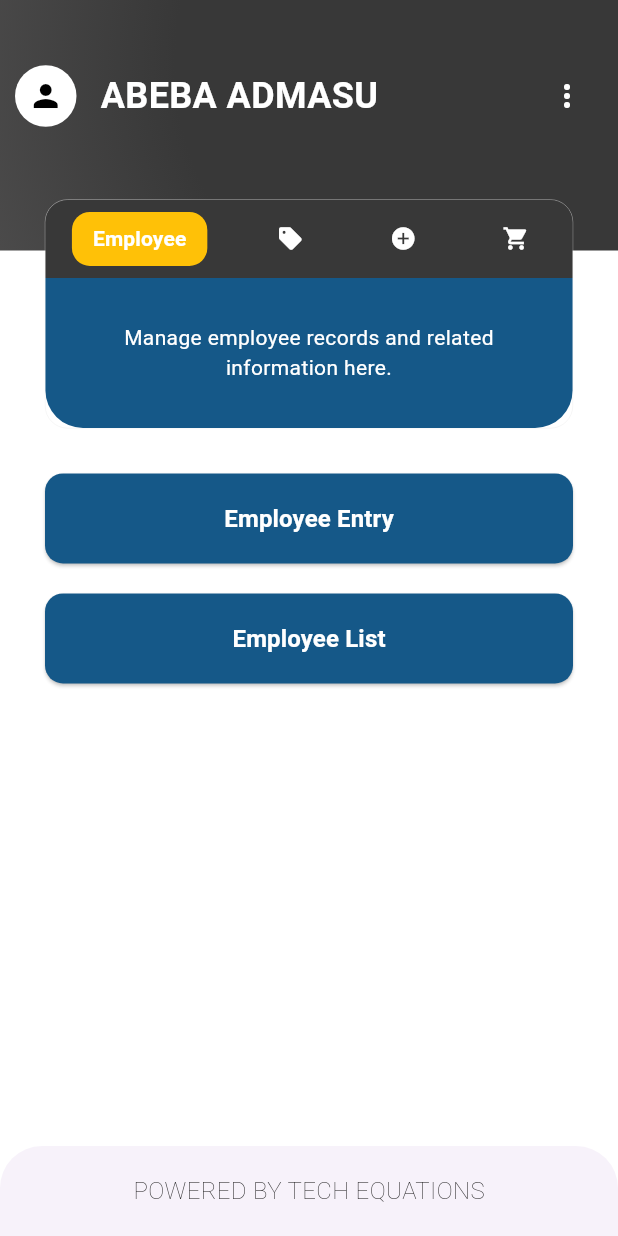
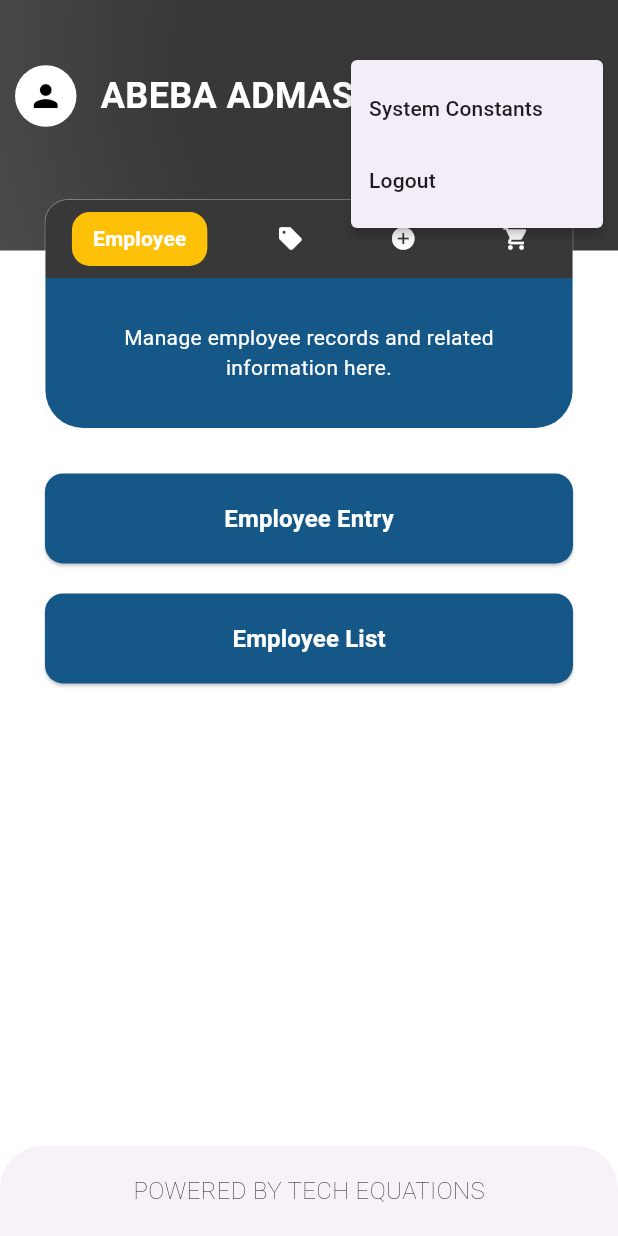
Before and after one commit to abdee67/savvy_lite, a Flutter app: the SalesDashboard screen opened by its route, after a tap on the "more vert" icon, on a phone screen of 412 x 824 dp. Run offline on Flutter 3.47's test engine with Material 3 defaults, Android fonts, the phone set to English and light mode, and no system bars; our stand-ins replace animated_text_kit, bloc, dartz, equatable, flutter_animate, flutter_bloc and 5 more; missing offline and left inert: number_to_words_english, qr_code_scanner_plus; accounts and stored records are empty; Roboto replaces fonts that are missing (Montserrat).

Commit message:
rnadom stuff like color and making 3dots working in dashboard and other..

```diff
--- a/lib/features/sales/invoice/screens/invoice_review_screen.dart
+++ b/lib/features/sales/invoice/screens/invoice_review_screen.dart
@@ -1,7 +1,6 @@
 import 'package:flutter/material.dart';
 import 'package:flutter_bloc/flutter_bloc.dart';
 import 'package:savvy_stock/features/sales/customer/blocs/customer_bloc.dart';
-import 'package:savvy_stock/features/sales/customer/blocs/customer_state.dart';
 import 'package:savvy_stock/features/sales/customer/models/customer_model.dart';
 import 'package:savvy_stock/features/sales/invoice/blocs/invoice_bloc.dart';
 import 'package:savvy_stock/features/sales/invoice/blocs/invoice_event.dart';
@@ -12,10 +11,8 @@ import 'package:savvy_stock/features/sales/invoice/widget/invoice_first_part.dar
 import 'package:savvy_stock/features/sales/invoice/widget/invoice_second_part.dart';
 import 'package:savvy_stock/features/sales/invoice/widget/invoice_third_part.dart';
 import 'package:savvy_stock/features/sales/payment/blocs/payment_bloc.dart';
-import 'package:savvy_stock/features/sales/payment/blocs/payment_state.dart';
 import 'package:savvy_stock/features/sales/payment/models/payment_model.dart';
 import 'package:savvy_stock/features/sales/sales_item_entry/blocs/sales_item_entry_bloc.dart';
-import 'package:savvy_stock/features/sales/sales_item_entry/blocs/sales_item_entry_state.dart';
 import 'package:savvy_stock/features/sales/sales_item_entry/models/confirmed_item.dart';
 
 class InvoiceReviewScreen extends StatelessWidget {
--- a/lib/features/sales/invoice/widget/invoice_action.dart
+++ b/lib/features/sales/invoice/widget/invoice_action.dart
@@ -5,9 +5,6 @@ import 'package:savvy_stock/features/sales/customer/blocs/customer_bloc.dart';
 import 'package:savvy_stock/features/sales/invoice/blocs/invoice_bloc.dart';
 import 'package:savvy_stock/features/sales/invoice/blocs/invoice_state.dart';
 import 'package:savvy_stock/features/sales/payment/blocs/payment_bloc.dart';
-import 'package:savvy_stock/features/sales/payment/blocs/payment_event.dart';
-import 'package:savvy_stock/features/sales/payment/blocs/payment_state.dart';
-import 'package:savvy_stock/features/sales/payment/models/payment_model.dart';
 import 'package:savvy_stock/features/sales/sales_item_entry/blocs/sales_item_entry_bloc.dart';
 
 class InvoiceAction extends StatefulWidget {
--- a/lib/features/sales/invoice/widget/invoice_third_part.dart
+++ b/lib/features/sales/invoice/widget/invoice_third_part.dart
@@ -168,7 +168,7 @@ class InvoiceThirdPart extends StatelessWidget {
     final wholeWords = _convertNumberToWordsHelper(wholePart);
     final decimalWords = _convertNumberToWordsHelper(decimalPart);
 
-    return '${wholeWords.isEmpty ? 'Zero' : wholeWords} Birr${decimalPart > 0 ? ' and ${decimalWords} Cents' : ''}';
+    return '${wholeWords.isEmpty ? 'Zero' : wholeWords} Birr${decimalPart > 0 ? ' and $decimalWords Cents' : ''}';
   }
 
   String _convertNumberToWordsHelper(int number) {
--- a/lib/features/sales/payment/widget/payment_action.dart
+++ b/lib/features/sales/payment/widget/payment_action.dart
@@ -2,11 +2,8 @@ import 'package:flutter/material.dart';
 import 'package:flutter_bloc/flutter_bloc.dart';
 import 'package:go_router/go_router.dart';
 import 'package:savvy_stock/features/sales/customer/blocs/customer_bloc.dart';
-import 'package:savvy_stock/features/sales/invoice/screens/invoice_review_screen.dart';
 import 'package:savvy_stock/features/sales/payment/blocs/payment_bloc.dart';
-import 'package:savvy_stock/features/sales/payment/blocs/payment_event.dart';
 import 'package:savvy_stock/features/sales/payment/blocs/payment_state.dart';
-import 'package:savvy_stock/features/sales/payment/models/payment_model.dart';
 import 'package:savvy_stock/features/sales/sales_item_entry/blocs/sales_item_entry_bloc.dart';
 
 class PaymentAction extends StatefulWidget {
--- a/lib/features/sales/presentation/screens/sales_dashboard.dart
+++ b/lib/features/sales/presentation/screens/sales_dashboard.dart
@@ -116,12 +116,27 @@ class _SalesDashboardState extends State<SalesDashboard> {
               const Spacer(),
 
               // Three dot menu
-              IconButton(
-                icon: const Icon(Icons.more_vert),
-                onPressed: () {
-                  // Handle the button press, e.g., show a PopupMenuButton
+              // Handle the button press, e.g., show a PopupMenuButton
+              PopupMenuButton<String>(
+                tooltip: 'More',
+                iconColor: Colors.white,
+                onSelected: (value) {
+                  if (value == 'System Constants') {
+                    context.push('/system_constants');
+                  } else if (value == 'Logout') {
+                    context.push('/login');
+                  }
                 },
-                color: Colors.white,
+                itemBuilder: (BuildContext context) => [
+                  PopupMenuItem<String>(
+                    child: const Text('System Constants'),
+                    onTap: () => context.push('/system_constants'),
+                  ),
+                  PopupMenuItem<String>(
+                    child: const Text('Logout'),
+                    onTap: () => context.push('/login'),
+                  ),
+                ],
               ),
             ],
           ),
--- a/lib/features/sales/sales_item_entry/blocs/sales_item_entry_bloc.dart
+++ b/lib/features/sales/sales_item_entry/blocs/sales_item_entry_bloc.dart
@@ -1,7 +1,5 @@
 import 'dart:async';
 import 'package:bloc/bloc.dart';
-import 'package:savvy_stock/features/sales/customer/blocs/customer_bloc.dart';
-import 'package:savvy_stock/features/sales/customer/models/customer_model.dart';
 import 'package:savvy_stock/features/sales/sales_item_entry/blocs/sales_item_entry_event.dart';
 import 'package:shared_preferences/shared_preferences.dart';
 import '../models/confirmed_item.dart';
--- a/lib/features/sales/sales_item_entry/screens/sales_item_entry.dart
+++ b/lib/features/sales/sales_item_entry/screens/sales_item_entry.dart
@@ -1,7 +1,6 @@
 import 'package:flutter/material.dart';
 import 'package:flutter_bloc/flutter_bloc.dart';
 import 'package:savvy_stock/features/sales/customer/blocs/customer_bloc.dart';
-import 'package:savvy_stock/features/sales/customer/models/customer_model.dart';
 import 'package:savvy_stock/features/sales/sales_item_entry/blocs/sales_item_entry_bloc.dart';
 import 'package:savvy_stock/features/sales/sales_item_entry/blocs/sales_item_entry_event.dart';
 import 'package:savvy_stock/features/sales/sales_item_entry/blocs/sales_item_entry_state.dart';
--- a/lib/features/sales/sales_item_entry/widget/sales_item_entry_confirmed_item.dart
+++ b/lib/features/sales/sales_item_entry/widget/sales_item_entry_confirmed_item.dart
@@ -3,7 +3,6 @@ import 'package:flutter_bloc/flutter_bloc.dart';
 import 'package:go_router/go_router.dart';
 import 'package:savvy_stock/features/sales/customer/blocs/customer_bloc.dart';
 import 'package:savvy_stock/features/sales/customer/models/customer_model.dart';
-import 'package:savvy_stock/features/sales/payment/screens/paymentSummary.dart';
 import 'package:savvy_stock/features/sales/sales_item_entry/blocs/sales_item_entry_bloc.dart';
 import 'package:savvy_stock/features/sales/sales_item_entry/blocs/sales_item_entry_event.dart';
 import 'package:savvy_stock/features/sales/sales_item_entry/blocs/sales_item_entry_state.dart';
--- a/pubspec.yaml
+++ b/pubspec.yaml
@@ -49,6 +49,8 @@ dependencies:
   dartz: ^0.10.1
   number_to_words_english: ^3.0.4
   iconsax_flutter: ^1.0.1
+  sqflite: ^2.4.2
+  http: ^1.5.0
 
 
 dev_dependencies:
```
Also changed, not shown: lib/features/sales/customer/screens/customer_list.dart (+15 -5 lines), lib/features/sales/repositories/sales_repository.dart (+10 -9 lines), pubspec.lock, 1 other file.
